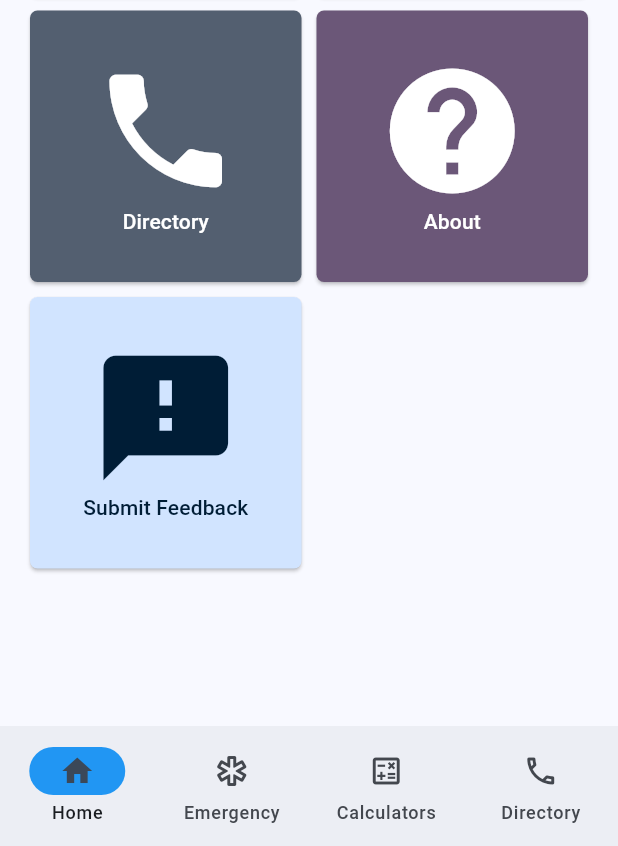
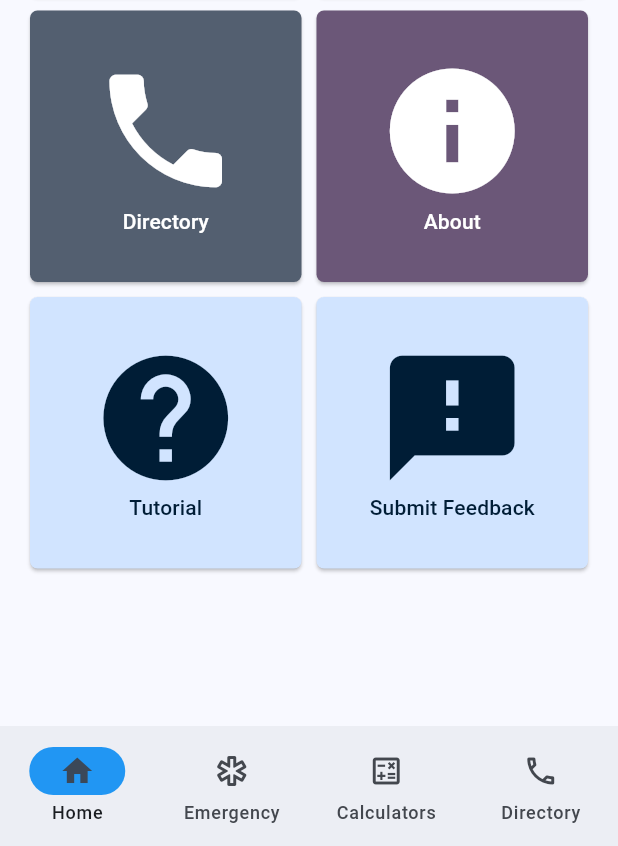
Before and after one commit to dancingdarwin/anesthesia_handbook, a Flutter app: the screen it shows after launch, on a phone screen of 412 x 824 dp, the part 390-1236 px from its top. Run offline on Flutter 3.47's test engine with Material 3 defaults, Android fonts, the phone set to English and light mode, and no system bars; drawn by our look-alikes of toastification; our stand-ins replace flutter_markdown, flutter_riverpod, flutter_staggered_animations, font_awesome_flutter, go_router, riverpod_annotation; missing offline and left inert: sherlock; generated files the repository leaves out were written again.

Commit message:
Added tutorial video

```diff
--- a/lib/Home/home_screen.dart
+++ b/lib/Home/home_screen.dart
@@ -115,11 +115,19 @@ class _HomeScreenState extends State<HomeScreen> {
             ),
             TileButton(
               onPressed: () => _dialogBuilder(context),
-              icon: Icons.help,
+              icon: Icons.info,
               label: 'About',
               backgroundColor: theme.colorScheme.tertiary,
               iconColor: theme.colorScheme.onTertiary,
               labelColor: theme.colorScheme.onTertiary,
+            ),
+            TileButton(
+              onPressed: () {launchURL('https://www.youtube.com/watch?v=uHsmJjvpKV8');},
+              icon: Icons.help,
+              label: 'Tutorial',
+              backgroundColor: theme.colorScheme.primaryFixed,
+              iconColor: theme.colorScheme.onPrimaryFixed,
+              labelColor: theme.colorScheme.onPrimaryFixed,
             ),
             TileButton(
               onPressed: () {launchURL('https://forms.gle/2Dw2ExiJvVmooF9i7');},
--- a/pubspec.yaml
+++ b/pubspec.yaml
@@ -16,7 +16,7 @@ publish_to: 'none' # Remove this line if you wish to publish to pub.dev
 # https://developer.apple.com/library/archive/documentation/General/Reference/InfoPlistKeyReference/Articles/CoreFoundationKeys.html
 # In Windows, build-name is used as the major, minor, and patch parts
 # of the product and file versions while build-number is used as the build suffix.
-version: 1.0.0
+version: 1.0.1
 
 environment:
   sdk: '>=3.4.4 <4.0.0'
```
